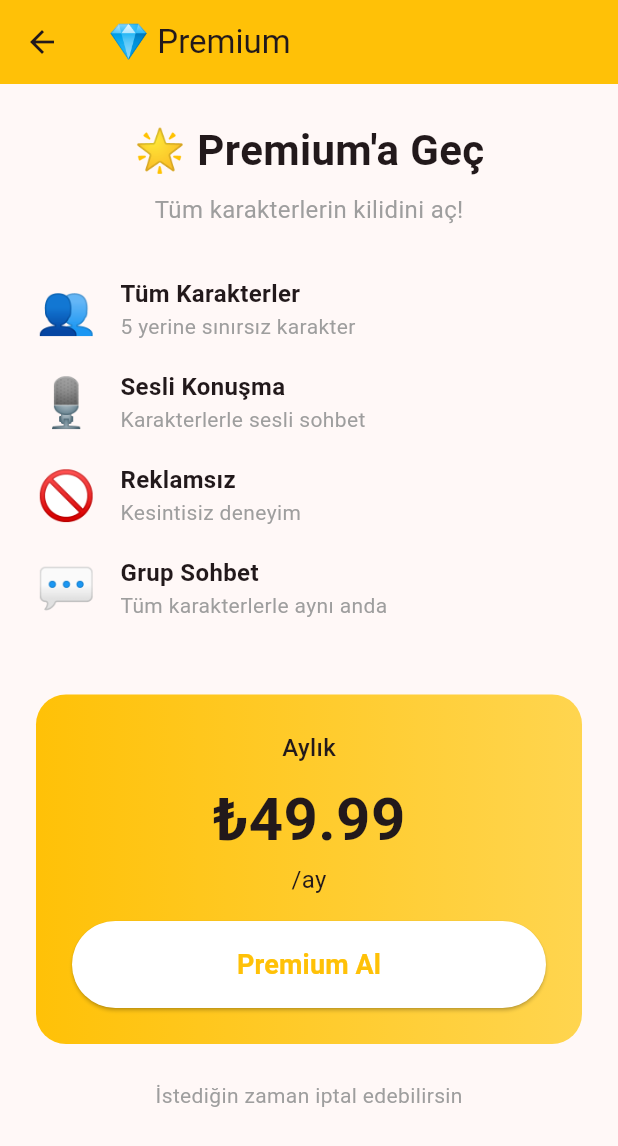
After one commit to dilivar/dedikodu-kazani, a Flutter app: the PremiumScreen screen opened directly, on a phone screen of 412 x 824 dp. The commit adds this screen. Shown: the top 1146 px of the screen. Run offline on Flutter 3.47's test engine with Material 3 defaults, Android fonts, the phone set to English and light mode, and no system bars; our stand-ins replace flutter_tts, shared_preferences; accounts and stored records are empty.

Commit message:
feat: login screen, premium screen, user service eklendi

```diff
--- a/lib/main.dart
+++ b/lib/main.dart
@@ -1,5 +1,5 @@
 import 'package:flutter/material.dart';
-import 'package:dedikodu_kazani/screens/home_screen.dart';
+import 'package:dedikodu_kazani/screens/login_screen.dart';
 
 void main() {
   runApp(const DedikoduKazaniApp());
@@ -17,7 +17,7 @@ class DedikoduKazaniApp extends StatelessWidget {
         colorScheme: ColorScheme.fromSeed(seedColor: Colors.pinkAccent),
         useMaterial3: true,
       ),
-      home: const HomeScreen(),
+      home: const LoginScreen(),
     );
   }
 }
--- /dev/null
+++ b/lib/screens/premium_screen.dart
@@ -0,0 +1,166 @@
+import 'package:flutter/material.dart';
+import 'package:dedikodu_kazani/screens/home_screen.dart';
+
+class PremiumScreen extends StatelessWidget {
+  const PremiumScreen({super.key});
+
+  @override
+  Widget build(BuildContext context) {
+    return Scaffold(
+      appBar: AppBar(
+        title: const Text('💎 Premium'),
+        backgroundColor: Colors.amber,
+      ),
+      body: SingleChildScrollView(
+        padding: const EdgeInsets.all(24),
+        child: Column(
+          children: [
+            // Header
+            const Text(
+              '🌟 Premium\'a Geç',
+              style: TextStyle(
+                fontSize: 28,
+                fontWeight: FontWeight.bold,
+              ),
+            ),
+            const SizedBox(height: 8),
+            const Text(
+              'Tüm karakterlerin kilidini aç!',
+              style: TextStyle(
+                fontSize: 16,
+                color: Colors.grey,
+              ),
+            ),
+            const SizedBox(height: 32),
+
+            // Premium özellikler
+            _buildFeature(
+              icon: '👥',
+              title: 'Tüm Karakterler',
+              desc: '5 yerine sınırsız karakter',
+            ),
+            _buildFeature(
+              icon: '🎙️',
+              title: 'Sesli Konuşma',
+              desc: 'Karakterlerle sesli sohbet',
+            ),
+            _buildFeature(
+              icon: '🚫',
+              title: 'Reklamsız',
+              desc: 'Kesintisiz deneyim',
+            ),
+            _buildFeature(
+              icon: '💬',
+              title: 'Grup Sohbet',
+              desc: 'Tüm karakterlerle aynı anda',
+            ),
+
+            const SizedBox(height: 32),
+
+            // Fiyat
+            Container(
+              padding: const EdgeInsets.all(24),
+              decoration: BoxDecoration(
+                gradient: LinearGradient(
+                  colors: [Colors.amber, Colors.amber[300]!],
+                ),
+                borderRadius: BorderRadius.circular(20),
+              ),
+              child: Column(
+                children: [
+                  const Text(
+                    'Aylık',
+                    style: TextStyle(
+                      fontSize: 16,
+                      fontWeight: FontWeight.w500,
+                    ),
+                  ),
+                  const SizedBox(height: 8),
+                  const Text(
+                    '₺49.99',
+                    style: TextStyle(
+                      fontSize: 40,
+                      fontWeight: FontWeight.bold,
+                    ),
+                  ),
+                  const Text(
+                    '/ay',
+                    style: TextStyle(fontSize: 16),
+                  ),
+                  const SizedBox(height: 16),
+                  SizedBox(
+                    width: double.infinity,
+                    child: ElevatedButton(
+                      onPressed: () {
+                        // Ödeme entegrasyonu buraya
+                        ScaffoldMessenger.of(context).showSnackBar(
+                          const SnackBar(
+                            content: Text('Yakında! Ödeme sistemi geliyor...'),
+                          ),
+                        );
+                      },
+                      style: ElevatedButton.styleFrom(
+                        backgroundColor: Colors.white,
+                        foregroundColor: Colors.amber,
+                        padding: const EdgeInsets.symmetric(vertical: 16),
+                      ),
+                      child: const Text(
+                        'Premium Al',
+                        style: TextStyle(
+                          fontSize: 18,
+                          fontWeight: FontWeight.bold,
+                        ),
+                      ),
+                    ),
+                  ),
+                ],
+              ),
+            ),
+
+            const SizedBox(height: 24),
+
+            // İptal notu
+            const Text(
+              'İstediğin zaman iptal edebilirsin',
+              style: TextStyle(color: Colors.grey),
+            ),
+          ],
+        ),
+      ),
+    );
+  }
+
+  Widget _buildFeature({
+    required String icon,
+    required String title,
+    required String desc,
+  }) {
+    return Padding(
+      padding: const EdgeInsets.only(bottom: 16),
+      child: Row(
+        children: [
+          Text(icon, style: const TextStyle(fontSize: 32)),
+          const SizedBox(width: 16),
+          Expanded(
+            child: Column(
+              crossAxisAlignment: CrossAxisAlignment.start,
+              children: [
+                Text(
+                  title,
+                  style: const TextStyle(
+                    fontSize: 16,
+                    fontWeight: FontWeight.bold,
+                  ),
+                ),
+                Text(
+                  desc,
+                  style: const TextStyle(color: Colors.grey),
+                ),
+              ],
+            ),
+          ),
+        ],
+      ),
+    );
+  }
+}
```
Also changed, not shown: lib/screens/home_screen.dart (+17 -3 lines), lib/screens/login_screen.dart (added, +152 -0 lines), lib/services/user_service.dart (added, +51 -0 lines).
